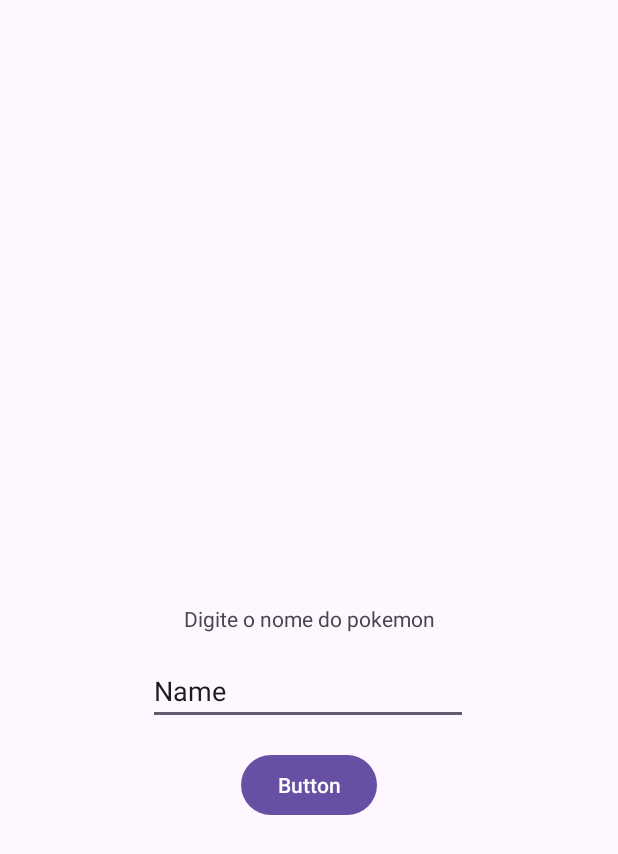
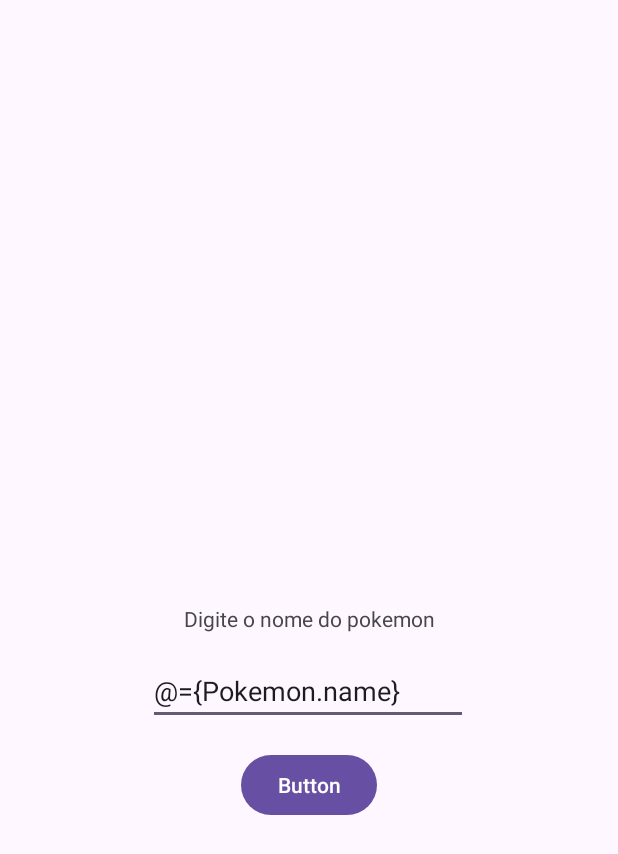
Before and after one commit to luanaassis/pokedex, an Android app: the screen it shows after launch (MainActivity), on a phone screen of 412 x 824 dp. Shown: the top 854 px of the screen. Run offline under Robolectric (Android 15) with nearby library versions, the phone set to English and light mode, and no system bars; network calls fail.

Commit message:
Developing all funcionalities

```diff
--- a/app/src/main/java/br/ifmg/edu/bsi/progmovel/pokedex2/Evolution.java
+++ /dev/null
@@ -1,5 +0,0 @@
-package br.ifmg.edu.bsi.progmovel.pokedex2;
-
-public class Evolution {
-    public Species species;
-}
--- a/app/src/main/java/br/ifmg/edu/bsi/progmovel/pokedex2/Chain.java
+++ b/app/src/main/java/br/ifmg/edu/bsi/progmovel/pokedex2/Evolution/Chain.java
@@ -1,4 +1,4 @@
-package br.ifmg.edu.bsi.progmovel.pokedex2;
+package br.ifmg.edu.bsi.progmovel.pokedex2.Evolution;
 
 public class Chain {
     public Evolution evolutions[];
--- a/app/src/main/java/br/ifmg/edu/bsi/progmovel/pokedex2/PokemonEvolution.java
+++ b/app/src/main/java/br/ifmg/edu/bsi/progmovel/pokedex2/Evolution/PokemonEvolution.java
@@ -1,4 +1,4 @@
-package br.ifmg.edu.bsi.progmovel.pokedex2;
+package br.ifmg.edu.bsi.progmovel.pokedex2.Evolution;
 
 public class PokemonEvolution {
     public Chain chain;
--- a/app/src/main/java/br/ifmg/edu/bsi/progmovel/pokedex2/Pokeapi.java
+++ b/app/src/main/java/br/ifmg/edu/bsi/progmovel/pokedex2/Pokeapi.java
@@ -1,5 +1,8 @@
 package br.ifmg.edu.bsi.progmovel.pokedex2;
 
+import br.ifmg.edu.bsi.progmovel.pokedex2.Evolution.PokemonEvolution;
+import br.ifmg.edu.bsi.progmovel.pokedex2.Pokemon.Pokemon;
+import br.ifmg.edu.bsi.progmovel.pokedex2.Specie.PokemonSpecies;
 import retrofit2.Call;
 import retrofit2.http.GET;
 import retrofit2.http.Path;
@@ -8,7 +11,8 @@ public interface Pokeapi {
 
     @GET("pokemon/{nome}")
     Call<Pokemon> buscaNome(@Path("nome") String nomePokemon);
-    @GET("pokemon/{id}")
-    Call<PokemonSpecies> buscaNome(@Path("nome") String nomePokemon);
-
+    @GET("pokemon-species/{id}")
+    Call<PokemonSpecies> buscaEspecie(@Path("id") int id_especie);
+    @GET("evolution-chain/{id}")
+    Call<PokemonEvolution> buscaEvolucao(@Path("id") int id_evolucao);
 }
--- a/app/src/main/java/br/ifmg/edu/bsi/progmovel/pokedex2/Pokemon.java
+++ b/app/src/main/java/br/ifmg/edu/bsi/progmovel/pokedex2/Pokemon/Pokemon.java
@@ -1,12 +1,9 @@
-package br.ifmg.edu.bsi.progmovel.pokedex2;
+package br.ifmg.edu.bsi.progmovel.pokedex2.Pokemon;
 
 public class Pokemon {
     public String name;
     public int height;
     public int weight;
-
-    public Sprites sprites;
-
     public Species species;
 
 }
--- a/app/src/main/java/br/ifmg/edu/bsi/progmovel/pokedex2/Species.java
+++ b/app/src/main/java/br/ifmg/edu/bsi/progmovel/pokedex2/Pokemon/Species.java
@@ -1,4 +1,4 @@
-package br.ifmg.edu.bsi.progmovel.pokedex2;
+package br.ifmg.edu.bsi.progmovel.pokedex2.Pokemon;
 
 public class Species {
     public String url;
--- a/app/src/main/java/br/ifmg/edu/bsi/progmovel/pokedex2/EvolutionChain.java
+++ b/app/src/main/java/br/ifmg/edu/bsi/progmovel/pokedex2/Specie/EvolutionChain.java
@@ -1,4 +1,4 @@
-package br.ifmg.edu.bsi.progmovel.pokedex2;
+package br.ifmg.edu.bsi.progmovel.pokedex2.Specie;
 
 public class EvolutionChain {
     public String url;
--- a/app/src/main/java/br/ifmg/edu/bsi/progmovel/pokedex2/PokemonSpecies.java
+++ b/app/src/main/java/br/ifmg/edu/bsi/progmovel/pokedex2/Specie/PokemonSpecies.java
@@ -1,4 +1,4 @@
-package br.ifmg.edu.bsi.progmovel.pokedex2;
+package br.ifmg.edu.bsi.progmovel.pokedex2.Specie;
 
 import com.google.gson.annotations.SerializedName;
 
--- a/app/src/main/java/br/ifmg/edu/bsi/progmovel/pokedex2/Sprites.java
+++ /dev/null
@@ -1,5 +0,0 @@
-package br.ifmg.edu.bsi.progmovel.pokedex2;
-
-public class Sprites {
-    public Other other;
-}
--- a/app/src/main/res/layout/activity_main.xml
+++ b/app/src/main/res/layout/activity_main.xml
@@ -23,7 +23,7 @@
         android:layout_marginTop="16dp"
         android:ems="10"
         android:inputType="text"
-        android:text="Name"
+        android:text="@={Pokemon.name}"
         app:layout_constraintEnd_toEndOf="parent"
         app:layout_constraintHorizontal_bias="0.497"
         app:layout_constraintStart_toStartOf="parent"
@@ -38,6 +38,5 @@
         app:layout_constraintEnd_toEndOf="parent"
         app:layout_constraintStart_toStartOf="parent"
         app:layout_constraintTop_toBottomOf="@+id/nomePokemon"
-        android:onClick=""/>
-
+        android:onClick="onClickTextView"/>
 </androidx.constraintlayout.widget.ConstraintLayout>
```
Also changed, not shown: app/src/main/java/br/ifmg/edu/bsi/progmovel/pokedex2/Evolution/Evolution.java (added, +8 -0 lines), app/src/main/java/br/ifmg/edu/bsi/progmovel/pokedex2/MainActivity.java (+14 -6 lines), app/src/main/java/br/ifmg/edu/bsi/progmovel/pokedex2/OfficialArtwork.java (deleted, +0 -7 lines), app/src/main/java/br/ifmg/edu/bsi/progmovel/pokedex2/Other.java (deleted, +0 -8 lines), app/src/main/java/br/ifmg/edu/bsi/progmovel/pokedex2/PokemonRepo.java (+11 -0 lines), app/src/main/res/layout/activity_ver_pokemon.xml (+3 -23 lines).
